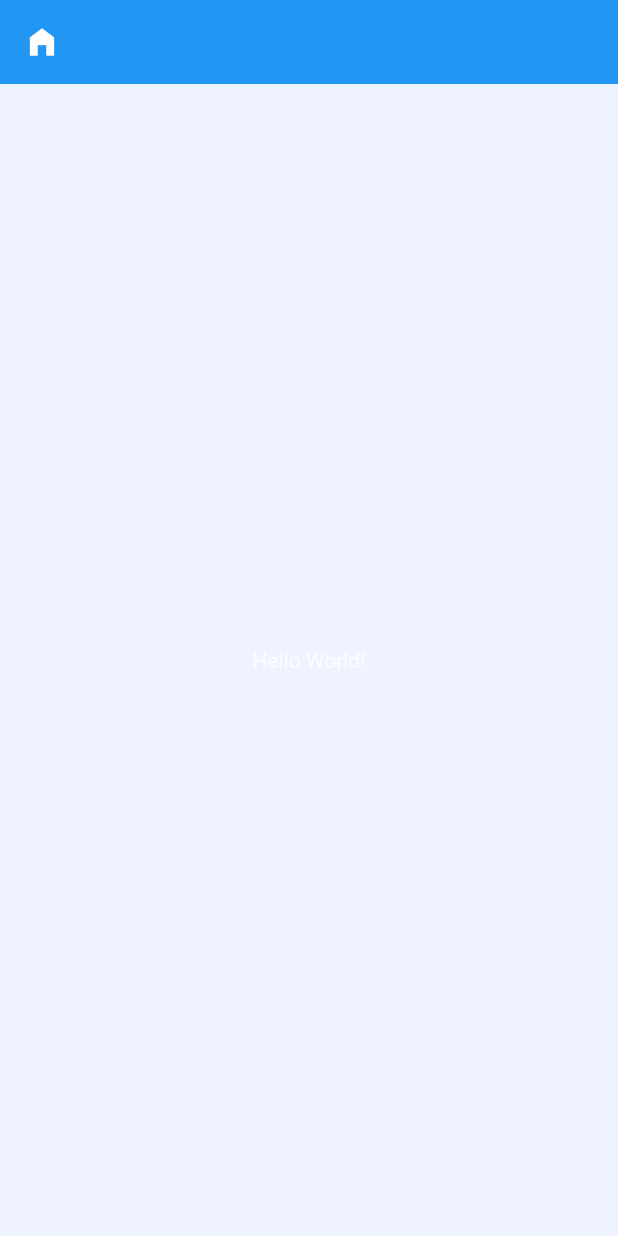
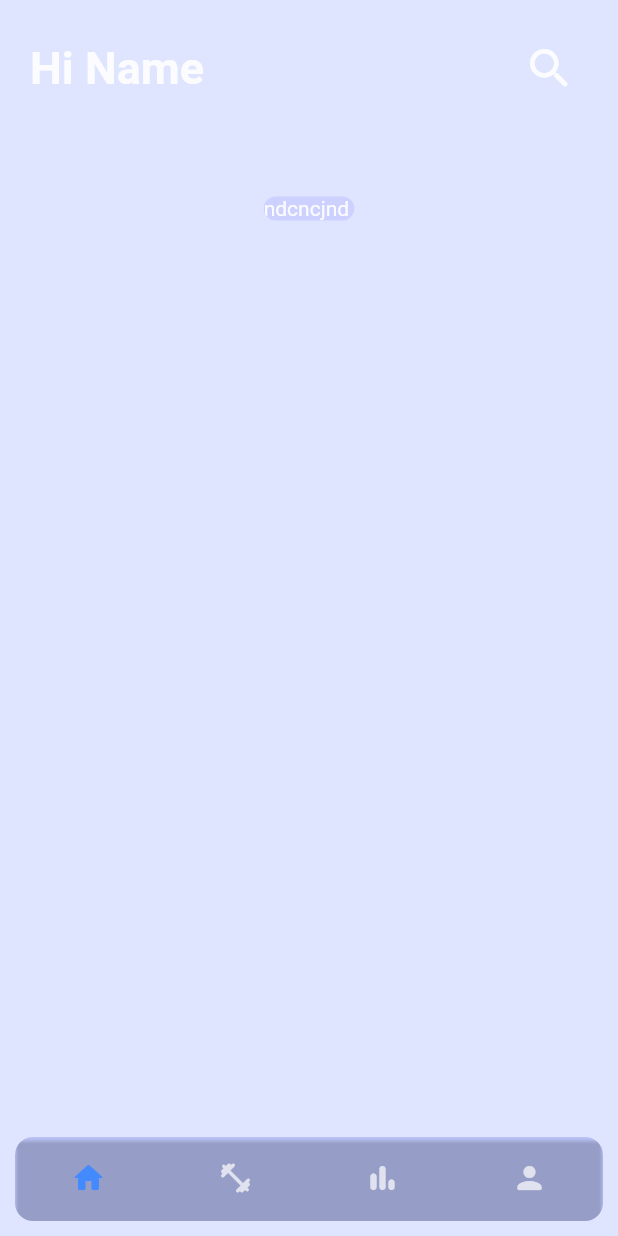
Before and after one commit to Drish-xD/fitcel, a Flutter app: the screen it shows after launch, on a phone screen of 412 x 824 dp. Run offline on Flutter 3.47's test engine with Material 2 defaults, Android fonts, the phone set to English and light mode, and no system bars.

Commit message:
added home page

```diff
--- a/lib/main.dart
+++ b/lib/main.dart
@@ -1,5 +1,5 @@
 import 'package:fitcel/constants.dart';
-import 'package:fitcel/pages/home_page.dart';
+import 'package:fitcel/pages/main_page.dart';
 import 'package:flutter/material.dart';
 
 void main() {
@@ -20,6 +20,6 @@ class MainApp extends StatelessWidget {
             textTheme: Theme.of(context).textTheme.apply(bodyColor: txtColor),
             fontFamily: "Montserrat",
             visualDensity: VisualDensity.adaptivePlatformDensity),
-        home: HomePage());
+        home: const SafeArea(child: MainPage()));
   }
 }
--- a/lib/pages/home_page.dart
+++ b/lib/pages/home_page.dart
@@ -1,3 +1,5 @@
+import 'package:fitcel/constants.dart';
+import 'package:fitcel/widgets/title_text.dart';
 import 'package:flutter/material.dart';
 
 class HomePage extends StatelessWidget {
@@ -6,19 +8,32 @@ class HomePage extends StatelessWidget {
   @override
   Widget build(BuildContext context) {
     return Scaffold(
-      appBar: myAppBar(),
-      body: const Center(
-        child: Text("Hello World!"),
-      ),
-    );
-  }
-
-  AppBar myAppBar() {
-    return AppBar(
-      elevation: 0,
-      leading: IconButton(
-        icon: const Icon(Icons.home_filled),
-        onPressed: () {},
+      body: Column(
+        children: [
+          Container(
+            margin: const EdgeInsets.all(20),
+            child: Row(
+              mainAxisAlignment: MainAxisAlignment.spaceBetween,
+              children: [
+                TitleText(text: "Hi Name"),
+                IconButton(
+                  icon: const Icon(Icons.search_rounded),
+                  color: txtColor,
+                  iconSize: 35,
+                  onPressed: () {},
+                )
+              ],
+            ),
+          ),
+          const SizedBox(height: 40),
+          Container(
+              margin: const EdgeInsets.symmetric(horizontal: 20),
+              clipBehavior: Clip.antiAlias,
+              decoration: BoxDecoration(
+                  color: prColor.withOpacity(0.5),
+                  borderRadius: BorderRadius.circular(12)),
+              child: Text("ndcncjnd ")),
+        ],
       ),
     );
   }
--- /dev/null
+++ b/lib/pages/main_page.dart
@@ -0,0 +1,69 @@
+import 'dart:ui';
+
+import 'package:fitcel/constants.dart';
+import 'package:fitcel/pages/home_page.dart';
+import 'package:fitcel/pages/search_page.dart';
+import 'package:fitcel/pages/stats_page.dart';
+import 'package:fitcel/pages/user_page.dart';
+import 'package:flutter/material.dart';
+
+class MainPage extends StatefulWidget {
+  const MainPage({Key? key}) : super(key: key);
+
+  @override
+  State<MainPage> createState() => _MainPageState();
+}
+
+class _MainPageState extends State<MainPage> {
+  int _selectedIndex = 0;
+
+  static const List<Widget> _widgetOptions = <Widget>[
+    HomePage(),
+    SearchPage(),
+    StatsPage(),
+    UserPage()
+  ];
+
+  void _onTap(int index) {
+    setState(() {
+      _selectedIndex = index;
+    });
+  }
+
+  @override
+  Widget build(BuildContext context) {
+    return Scaffold(
+      bottomNavigationBar: Container(
+        clipBehavior: Clip.antiAlias,
+        decoration: BoxDecoration(borderRadius: BorderRadius.circular(12)),
+        margin: const EdgeInsets.only(left: 10, right: 10, bottom: 10),
+        child: BackdropFilter(
+          filter: ImageFilter.blur(sigmaX: 100, sigmaY: 100),
+          child: BottomNavigationBar(
+            items: const <BottomNavigationBarItem>[
+              BottomNavigationBarItem(
+                  icon: Icon(Icons.home_rounded), label: "Home"),
+              BottomNavigationBarItem(
+                  icon: Icon(Icons.fitness_center_rounded), label: "Plans"),
+              BottomNavigationBarItem(
+                  icon: Icon(Icons.bar_chart_rounded), label: "Stats"),
+              BottomNavigationBarItem(
+                  icon: Icon(Icons.person_rounded), label: "User"),
+            ],
+            type: BottomNavigationBarType.fixed,
+            backgroundColor: prColor.withOpacity(0.2),
+            selectedItemColor: Colors.blueAccent,
+            unselectedItemColor: Colors.white70,
+            showSelectedLabels: false,
+            showUnselectedLabels: false,
+            elevation: 1,
+            currentIndex: _selectedIndex,
+            onTap: _onTap,
+          ),
+        ),
+      ),
+      body: _widgetOptions.elementAt(_selectedIndex),
+      extendBody: true,
+    );
+  }
+}
--- /dev/null
+++ b/lib/pages/search_page.dart
@@ -0,0 +1,14 @@
+import 'package:flutter/material.dart';
+
+class SearchPage extends StatelessWidget {
+  const SearchPage({Key? key}) : super(key: key);
+
+  @override
+  Widget build(BuildContext context) {
+    return const Scaffold(
+      body: Center(
+        child: Text("Search Page"),
+      ),
+    );
+  }
+}
--- /dev/null
+++ b/lib/pages/stats_page.dart
@@ -0,0 +1,14 @@
+import 'package:flutter/material.dart';
+
+class StatsPage extends StatelessWidget {
+  const StatsPage({Key? key}) : super(key: key);
+
+  @override
+  Widget build(BuildContext context) {
+    return const Scaffold(
+      body: Center(
+        child: Text("Stats Page"),
+      ),
+    );
+  }
+}
--- /dev/null
+++ b/lib/pages/user_page.dart
@@ -0,0 +1,14 @@
+import 'package:flutter/material.dart';
+
+class UserPage extends StatelessWidget {
+  const UserPage({Key? key}) : super(key: key);
+
+  @override
+  Widget build(BuildContext context) {
+    return const Scaffold(
+      body: Center(
+        child: Text("User Page"),
+      ),
+    );
+  }
+}
--- a/lib/widgets/Home/AppBar.dart
+++ /dev/null
@@ -1,2 +0,0 @@
-// Create Widget in this Folder
-// for each page create widgets in sepreate folder
--- /dev/null
+++ b/lib/widgets/plan_card.dart
@@ -0,0 +1,10 @@
+import 'package:flutter/material.dart';
+
+class PlanCard extends StatelessWidget {
+  const PlanCard({Key? key}) : super(key: key);
+
+  @override
+  Widget build(BuildContext context) {
+    return Container();
+  }
+}
--- /dev/null
+++ b/lib/widgets/section_header.dart
@@ -0,0 +1,10 @@
+import 'package:flutter/material.dart';
+
+class SectionHeader extends StatelessWidget {
+  const SectionHeader({Key? key}) : super(key: key);
+
+  @override
+  Widget build(BuildContext context) {
+    return Container();
+  }
+}
--- /dev/null
+++ b/lib/widgets/title_text.dart
@@ -0,0 +1,23 @@
+import 'package:fitcel/constants.dart';
+import 'package:flutter/material.dart';
+
+class TitleText extends StatelessWidget {
+  double size;
+  final String text;
+  final Color color;
+  TitleText(
+      {Key? key, this.size = 30, required this.text, this.color = txtColor})
+      : super(key: key);
+
+  @override
+  Widget build(BuildContext context) {
+    return Text(
+      text,
+      style: TextStyle(
+        color: txtColor,
+        fontSize: size,
+        fontWeight: FontWeight.bold,
+      ),
+    );
+  }
+}
```
